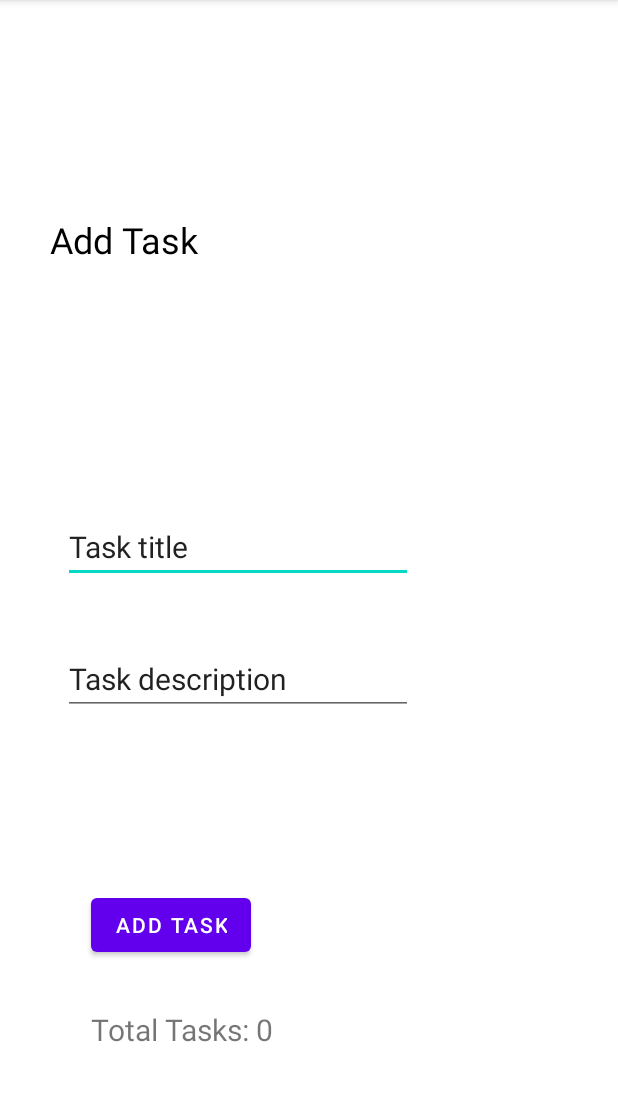
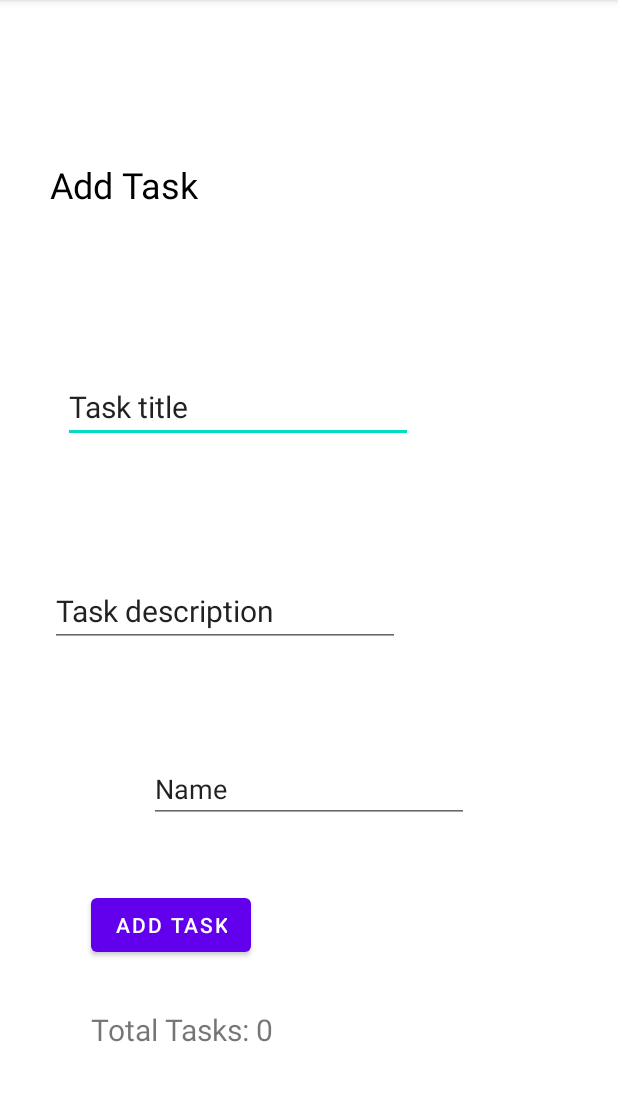
Before and after one commit to bayan-hmaidy98/taskmanager, an Android app: the screen it shows after launch (AddTask), after a tap on "ADD TASK", on a phone screen of 412 x 824 dp, the part 84-1185 px from its top. Run offline under Robolectric (Android 15) with nearby library versions, the phone set to English and light mode, and no system bars; our stand-ins replace Room's generated code.

Commit message:
not finished

```diff
--- a/app/src/main/java/com/example/taskmanager/AddTask.java
+++ b/app/src/main/java/com/example/taskmanager/AddTask.java
@@ -1,11 +1,14 @@
 package com.example.taskmanager;
 
+import android.content.Intent;
 import android.os.Bundle;
 import android.view.View;
 import android.widget.Button;
+import android.widget.EditText;
 import android.widget.Toast;
 
 import androidx.appcompat.app.AppCompatActivity;
+import androidx.room.Room;
 
 public class AddTask extends AppCompatActivity {
 
@@ -16,10 +19,24 @@ public class AddTask extends AppCompatActivity {
         getSupportActionBar().setDisplayHomeAsUpEnabled(true);
 
         Button submitTask = (Button) findViewById(R.id.submitTask);
+        EditText addTitle = findViewById(R.id.addTaskTitle);
+        String titles = addTitle.getText().toString();
+        EditText addBody = findViewById(R.id.addTaskDescription);
+        String bodies = addBody.getText().toString();
+        EditText addState = findViewById(R.id.addTaskState);
+        String states = addState.getText().toString();
+        Task addNewTask = new Task(titles, bodies, State.NEW);
         submitTask.setOnClickListener(new View.OnClickListener() {
             @Override
             public void onClick(View v) {
+
                 Toast.makeText(getApplicationContext(), "Submitted!", Toast.LENGTH_LONG).show();
+                TaskDB db = Room.databaseBuilder(getApplicationContext(), TaskDB.class, "database-name").build();
+                TaskDAO taskDAO = db.taskDAO();
+
+                taskDAO.save(addNewTask);
+                Intent addIntent = new Intent(AddTask.this, MainActivity.class);
+                startActivity(addIntent);
 
             }
         });
--- a/app/src/main/java/com/example/taskmanager/MainActivity.java
+++ b/app/src/main/java/com/example/taskmanager/MainActivity.java
@@ -10,8 +10,8 @@ import android.widget.TextView;
 import androidx.appcompat.app.AppCompatActivity;
 import androidx.recyclerview.widget.LinearLayoutManager;
 import androidx.recyclerview.widget.RecyclerView;
+import androidx.room.Room;
 
-import java.util.ArrayList;
 import java.util.List;
 
 public class MainActivity extends AppCompatActivity {
@@ -35,10 +35,14 @@ public class MainActivity extends AppCompatActivity {
             startActivity(allTasks1);
         });
 
-        List<Task> tasksList = new ArrayList<>();
-        tasksList.add(new Task("Clean The house", "You need to clean the living room, dinning room, and your bedroom.", State.COMPLETE));
-        tasksList.add(new Task("Finish the assignments", "You have to get done from your reading, lab, code challenge, and learning journal", State.ASSIGNED));
-        tasksList.add(new Task("No tasks", "Since it's the weekend, no tasks for the today, go and enjoy your time and do whatever you want.", State.NEW));
+//        List<Task> tasksList = new ArrayList<>();
+//        tasksList.add(new Task("Clean The house", "You need to clean the living room, dinning room, and your bedroom.", State.COMPLETE));
+//        tasksList.add(new Task("Finish the assignments", "You have to get done from your reading, lab, code challenge, and learning journal", State.ASSIGNED));
+//        tasksList.add(new Task("No tasks", "Since it's the weekend, no tasks for the today, go and enjoy your time and do whatever you want.", State.NEW));
+
+        TaskDB db = Room.databaseBuilder(getApplicationContext(), TaskDB.class, "database-name").allowMainThreadQueries().build();
+        TaskDAO taskDAO = db.taskDAO();
+        List<Task> tasksList = taskDAO.getAll();
         RecyclerView recyclerView =findViewById(R.id.recyclerView);
         recyclerView.setLayoutManager(new LinearLayoutManager(this));
         recyclerView.setAdapter(new TaskAdapter(tasksList));
--- a/app/src/main/java/com/example/taskmanager/Task.java
+++ b/app/src/main/java/com/example/taskmanager/Task.java
@@ -1,9 +1,20 @@
 package com.example.taskmanager;
 
+import androidx.room.ColumnInfo;
+import androidx.room.Entity;
+import androidx.room.PrimaryKey;
+
+
+@Entity
 public class Task {
 
+    @PrimaryKey
+    public int id;
+    @ColumnInfo(name = "title_col")
     public String title;
+    @ColumnInfo(name = "body_col")
     public String body;
+    @ColumnInfo(name = "state_col")
     public State state;
 
     public Task(String title, String body, State state) {
@@ -11,4 +22,7 @@ public class Task {
         this.body = body;
         this.state = state;
     }
+
+
+
 }
--- a/app/src/main/java/com/example/taskmanager/TaskAdapter.java
+++ b/app/src/main/java/com/example/taskmanager/TaskAdapter.java
@@ -16,7 +16,6 @@ public class TaskAdapter extends RecyclerView.Adapter<TaskAdapter.TaskViewHolder
 
     public TaskAdapter(List<Task> allTasks) {
         this.allTasks = allTasks;
-
     }
 
     List <Task> allTasks = new ArrayList<>();
--- /dev/null
+++ b/app/src/main/java/com/example/taskmanager/TaskDAO.java
@@ -0,0 +1,28 @@
+package com.example.taskmanager;
+
+import androidx.room.Dao;
+import androidx.room.Delete;
+import androidx.room.Insert;
+import androidx.room.Query;
+
+import java.util.List;
+
+
+@Dao
+    public interface TaskDAO {
+        @Query("SELECT * FROM task")
+        List<Task> getAll();
+
+        @Query("SELECT * FROM task WHERE id IN (:userIds)")
+        List<Task> loadAllByIds(int[] userIds);
+
+        @Query("SELECT * FROM task WHERE title_col LIKE :first")
+        Task findByName(String first);
+
+        @Insert
+        void save(Task tasks);
+
+        @Delete
+        void delete(Task user);
+
+}
--- /dev/null
+++ b/app/src/main/java/com/example/taskmanager/TaskDB.java
@@ -0,0 +1,11 @@
+package com.example.taskmanager;
+
+import androidx.room.Database;
+import androidx.room.RoomDatabase;
+
+@Database(entities = {Task.class}, version = 1)
+
+    public abstract class TaskDB extends RoomDatabase {
+        public abstract TaskDAO taskDAO();
+
+}
--- a/app/src/main/res/layout/activity_add_task.xml
+++ b/app/src/main/res/layout/activity_add_task.xml
@@ -7,14 +7,14 @@
     tools:context=".AddTask">
 
     <TextView
-        android:id="@+id/textView"
+        android:id="@+id/addTask"
         android:layout_width="wrap_content"
         android:layout_height="wrap_content"
         android:layout_marginTop="36dp"
         android:text="Add Task"
         android:textColor="#000000"
         android:textSize="24sp"
-        app:layout_constraintBottom_toTopOf="@+id/editTextTextPersonName"
+        app:layout_constraintBottom_toTopOf="@+id/addTaskTitle"
         app:layout_constraintEnd_toEndOf="parent"
         app:layout_constraintHorizontal_bias="0.106"
         app:layout_constraintStart_toStartOf="parent"
@@ -23,31 +23,31 @@
 
 
     <EditText
-        android:id="@+id/editTextTextPersonName"
+        android:id="@+id/addTaskTitle"
         android:layout_width="wrap_content"
         android:layout_height="wrap_content"
-        android:layout_marginBottom="40dp"
+        android:layout_marginBottom="88dp"
         android:ems="10"
         android:inputType="textPersonName"
         android:text="Task title"
         android:textSize="20sp"
-        app:layout_constraintBottom_toTopOf="@+id/editTextTextPersonName2"
+        app:layout_constraintBottom_toTopOf="@+id/addTaskDescription"
         app:layout_constraintEnd_toEndOf="parent"
         app:layout_constraintHorizontal_bias="0.234"
         app:layout_constraintStart_toStartOf="parent" />
 
     <EditText
-        android:id="@+id/editTextTextPersonName2"
+        android:id="@+id/addTaskDescription"
         android:layout_width="wrap_content"
         android:layout_height="wrap_content"
-        android:layout_marginBottom="116dp"
+        android:layout_marginBottom="72dp"
         android:ems="10"
         android:inputType="textPersonName"
         android:text="Task description"
         android:textSize="20sp"
-        app:layout_constraintBottom_toTopOf="@+id/submitTask"
+        app:layout_constraintBottom_toTopOf="@+id/addTaskState"
         app:layout_constraintEnd_toEndOf="parent"
-        app:layout_constraintHorizontal_bias="0.234"
+        app:layout_constraintHorizontal_bias="0.188"
         app:layout_constraintStart_toStartOf="parent" />
 
     <Button
@@ -72,4 +72,16 @@
         app:layout_constraintEnd_toEndOf="parent"
         app:layout_constraintHorizontal_bias="0.209"
         app:layout_constraintStart_toStartOf="parent" />
+
+    <EditText
+        android:id="@+id/addTaskState"
+        android:layout_width="wrap_content"
+        android:layout_height="wrap_content"
+        android:layout_marginBottom="44dp"
+        android:ems="10"
+        android:inputType="textPersonName"
+        android:text="Name"
+        app:layout_constraintBottom_toTopOf="@+id/submitTask"
+        app:layout_constraintEnd_toEndOf="parent"
+        app:layout_constraintStart_toStartOf="parent" />
 </androidx.constraintlayout.widget.ConstraintLayout>
--- a/app/src/main/res/layout/activity_task_details.xml
+++ b/app/src/main/res/layout/activity_task_details.xml
@@ -22,11 +22,10 @@
         android:id="@+id/taskBody"
         android:layout_width="261dp"
         android:layout_height="87dp"
-        android:layout_marginBottom="344dp"
+        android:layout_marginBottom="348dp"
         android:text="Lorem Ipsum is simply dummy text of the printing and typesetting industry. Lorem Ipsum has been the industry's standard dummy text ever since the 1500s, when an unknown printer took a galley of type and scrambled it to make a type specimen book. It has survived not only five centuries, but also the leap into electronic typesetting, remaining essentially unchanged. It was popularised in the 1960s with the release of Letraset sheets containing Lorem Ipsum passages, and more recently with desktop publishing software like Aldus PageMaker including versions of Lorem Ipsum."
         app:layout_constraintBottom_toBottomOf="parent"
         app:layout_constraintEnd_toEndOf="parent"
-        app:layout_constraintHorizontal_bias="0.4"
         app:layout_constraintStart_toStartOf="parent" />
 
     <TextView
```
